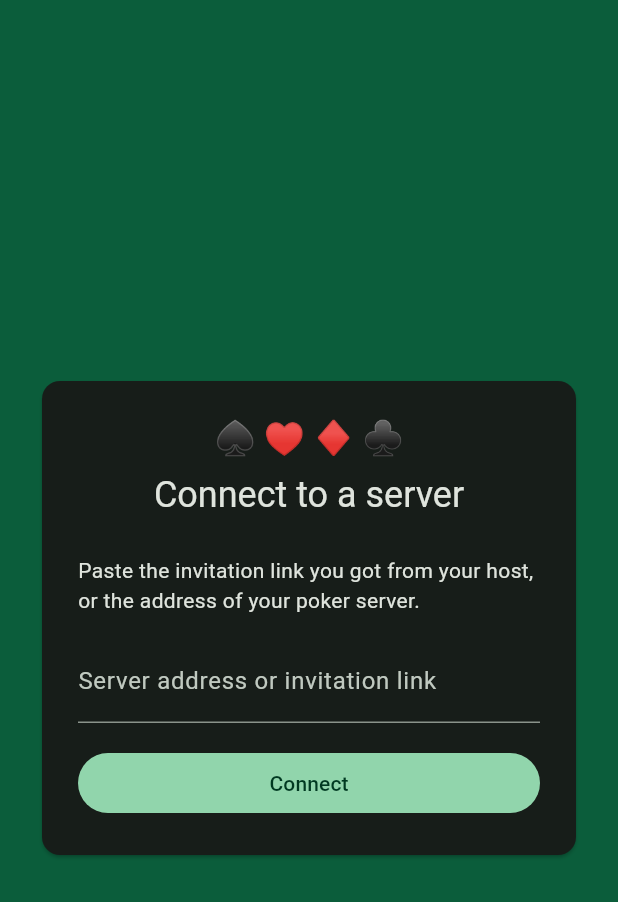
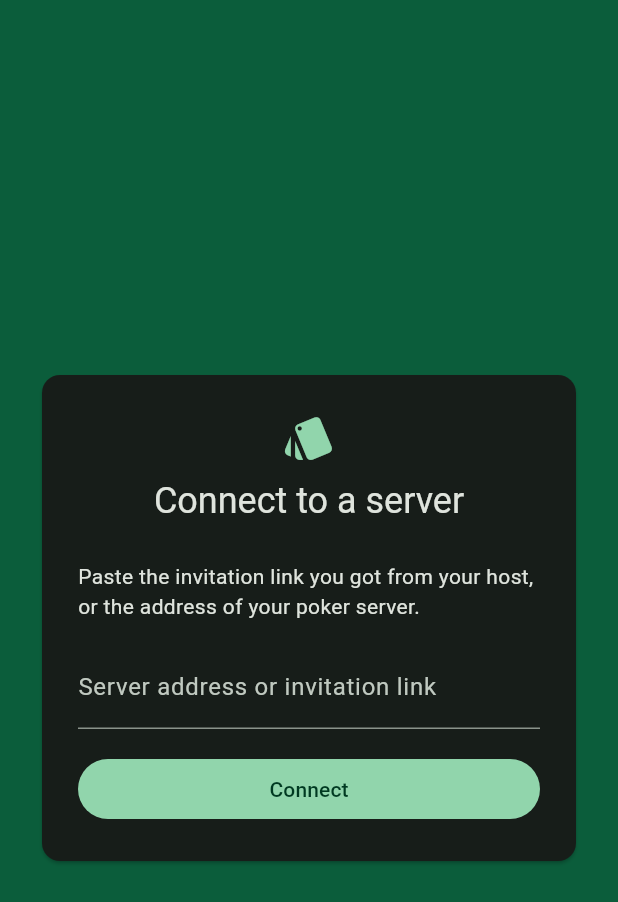
Before and after one commit to oxisoft/oxipoker, a Flutter app: the screen it shows after launch, on a phone screen of 412 x 824 dp. Shown: the top 902 px of the screen. Run offline on Flutter 3.47's test engine with Material 3 defaults, Android fonts, the phone set to English and light mode, and no system bars; our stand-ins replace flutter_riverpod, flutter_secure_storage, go_router, material_ui, shared_preferences; missing offline and left inert: dart:js_interop; statements that could not run were skipped.

Commit message:
M1 app: no suit glyphs without a bundled font (they rendered as boxes on the web)

```diff
--- a/app/lib/ui/common.dart
+++ b/app/lib/ui/common.dart
@@ -90,7 +90,9 @@ class FormPage extends StatelessWidget {
                     crossAxisAlignment: CrossAxisAlignment.stretch,
                     mainAxisSize: MainAxisSize.min,
                     children: [
-                      Text('♠ ♥ ♦ ♣', textAlign: TextAlign.center, style: Theme.of(context).textTheme.titleLarge),
+                      // Card suits need a bundled font (the web build must not fetch fallback
+                      // fonts from a CDN), which arrives with the table in M2.
+                      Icon(Icons.style, size: 36, color: Theme.of(context).colorScheme.primary),
                       const SizedBox(height: 8),
                       Text(title, textAlign: TextAlign.center, style: Theme.of(context).textTheme.headlineSmall),
                       const SizedBox(height: 24),
```
